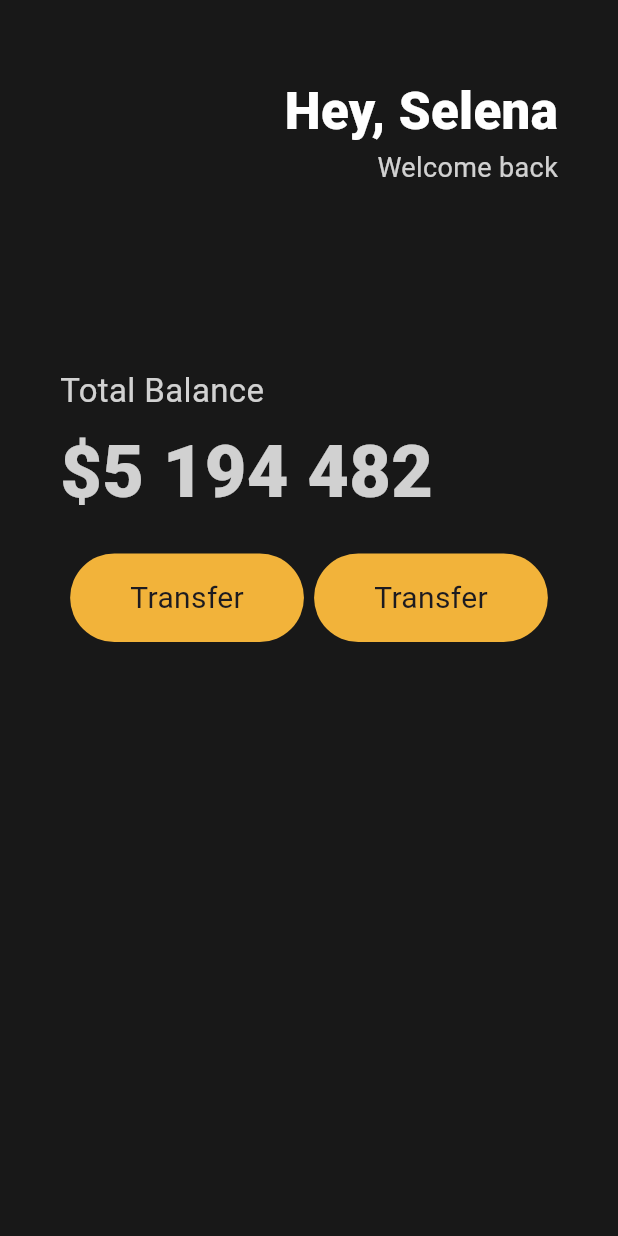
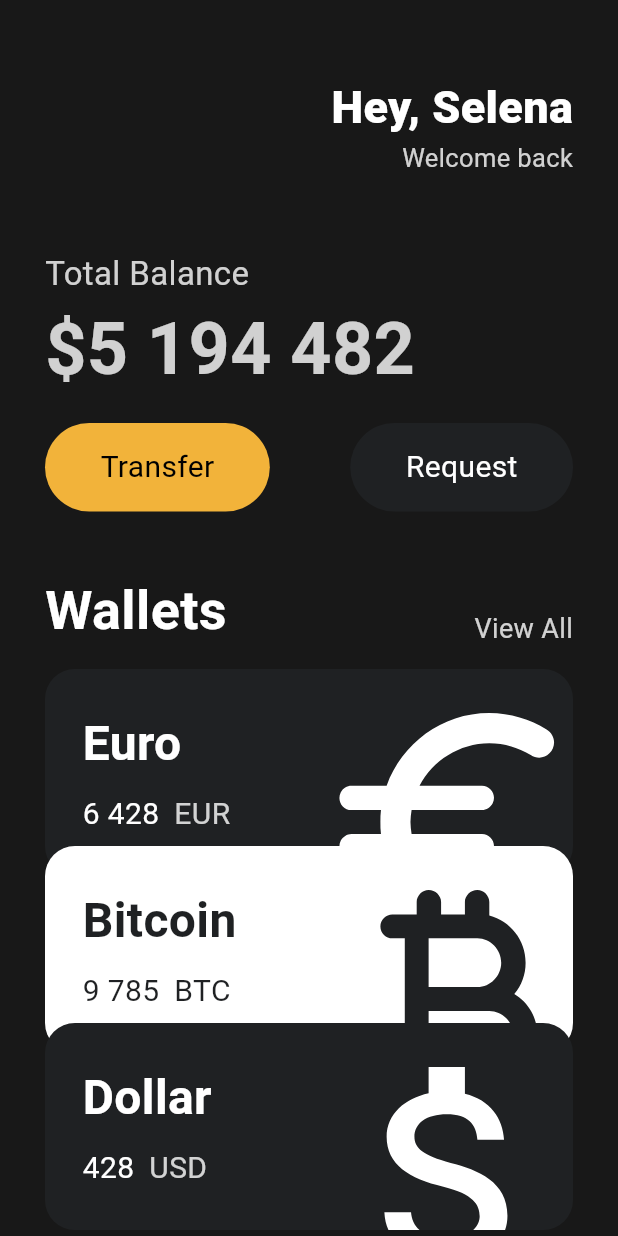
Before and after one commit to cho4u4o/flutter_basics, a Flutter app: the screen it shows after launch, on a phone screen of 412 x 824 dp. Run offline on Flutter 3.47's test engine with Material 3 defaults, Android fonts, the phone set to English and light mode, and no system bars; our stand-ins replace webview_flutter.

Commit message:
240228 walletAPP

```diff
--- a/wallet_app/analysis_options.yaml
+++ b/wallet_app/analysis_options.yaml
@@ -21,7 +21,6 @@ linter:
   # `// ignore_for_file: name_of_lint` syntax on the line or in the file
   # producing the lint.
   rules:
-    prefer_const_constructors: false
     # avoid_print: false  # Uncomment to disable the `avoid_print` rule
     # prefer_single_quotes: true  # Uncomment to enable the `prefer_single_quotes` rule
 
--- a/wallet_app/lib/main.dart
+++ b/wallet_app/lib/main.dart
@@ -1,24 +1,29 @@
 // ignore_for_file: prefer_const_literals_to_create_immutables
 
 import 'package:flutter/material.dart';
+import 'package:wallet_app/widgets/button.dart';
+import 'package:wallet_app/widgets/currency_card.dart';
 
 void main() {
-  runApp(App());
+  runApp(const App());
 }
 
-class App extends StatelessWidget{
+class App extends StatelessWidget {
+  const App({super.key});
+
   @override
   Widget build(BuildContext context) {
     return MaterialApp(
       debugShowCheckedModeBanner: false,
       home: Scaffold(
-        backgroundColor: Color(0xFF181818),
-        body: Padding(
-          padding: EdgeInsets.symmetric(horizontal: 40),
+        backgroundColor: const Color(0xFF181818),
+        body: SingleChildScrollView(
+          child: Padding(
+            padding: const EdgeInsets.symmetric(horizontal: 30),
             child: Column(
               crossAxisAlignment: CrossAxisAlignment.start,
               children: [
-              SizedBox(
+                const SizedBox(
                   height: 50,
                 ),
                 Row(
@@ -27,14 +32,73 @@ class App extends StatelessWidget{
                     Column(
                       crossAxisAlignment: CrossAxisAlignment.end,
                       children: [
-                      Text('Hey, Selena',
+                        const Text(
+                          'Hey, Selena',
                           style: TextStyle(
                             color: Colors.white,
-                          fontSize: 34,
+                            fontSize: 30,
                             fontWeight: FontWeight.w800,
                           ),
                         ),
-                      Text('Welcome back',
+                        Text(
+                          'Welcome back',
+                          style: TextStyle(
+                            color: Colors.white.withOpacity(0.8),
+                            fontSize: 17,
+                          ),
+                        ),
+                      ],
+                    ),
+                  ],
+                ),
+                const SizedBox(
+                  height: 50,
+                ),
+                Text(
+                  'Total Balance',
+                  style: TextStyle(
+                    fontSize: 22,
+                    color: Colors.white.withOpacity(0.8),
+                  ),
+                ),
+                Text(
+                  '\$5 194 482',
+                  style: TextStyle(
+                    fontSize: 48,
+                    color: Colors.white.withOpacity(0.8),
+                    fontWeight: FontWeight.w600,
+                  ),
+                ),
+                const SizedBox(
+                  height: 15,
+                ),
+                const Row(
+                  mainAxisAlignment: MainAxisAlignment.spaceBetween,
+                  children: [
+                    Button(
+                        text: "Transfer",
+                        backgroundColor: Color(0xFFF2B33A),
+                        textColor: Colors.black),
+                    Button(
+                        text: "Request",
+                        backgroundColor: Color(0xFF1F2123),
+                        textColor: Colors.white),
+                  ],
+                ),
+                const SizedBox(
+                  height: 40,
+                ),
+                Row(
+                  mainAxisAlignment: MainAxisAlignment.spaceBetween,
+                  crossAxisAlignment: CrossAxisAlignment.end,
+                  children: [
+                    const Text('Wallets',
+                        style: TextStyle(
+                            color: Colors.white,
+                            fontSize: 36,
+                            fontWeight: FontWeight.w600)),
+                    Text(
+                      'View All',
                       style: TextStyle(
                         color: Colors.white.withOpacity(0.8),
                         fontSize: 18,
@@ -42,66 +106,34 @@ class App extends StatelessWidget{
                     ),
                   ],
                 ),
+                const SizedBox(
+                  height: 14,
+                ),
+                const CurrencyCard(
+                  name: 'Euro',
+                  code: 'EUR',
+                  amount: '6 428',
+                  icon: Icons.euro_rounded,
+                  isInverted: false,
+                  order: 0,
+                ),
+                const CurrencyCard(
+                  name: 'Bitcoin',
+                  code: 'BTC',
+                  amount: '9 785',
+                  icon: Icons.currency_bitcoin_rounded,
+                  isInverted: true,
+                  order: 1,
+                ),
+                const CurrencyCard(
+                    name: 'Dollar',
+                    code: 'USD',
+                    amount: '428',
+                    icon: Icons.attach_money_outlined,
+                    isInverted: false,
+                    order: 2),
               ],
             ),
-              SizedBox(
-                height: 120,
-              ),
-              Text('Total Balance',
-                style: TextStyle(
-                  fontSize: 22,
-                  color: Colors.white.
-                  withOpacity(0.8),
-                ),
-              ),
-              SizedBox(
-                height: 4,
-              ),
-              Text('\$5 194 482',
-                style: TextStyle(
-                  fontSize: 48,
-                  color: Colors.white.
-                  withOpacity(0.8),
-                  fontWeight: FontWeight.w800,
-                ),
-              ),
-              SizedBox(
-                height: 20,
-              ),
-              Row(
-                mainAxisAlignment: MainAxisAlignment.spaceEvenly,
-                children: [
-                  Container(
-                    decoration: BoxDecoration(
-                      color: Color(0xFFF2B33A),
-                      borderRadius: BorderRadius.circular(45)
-                    ),
-                    child: Padding(
-                      padding: EdgeInsets.symmetric(vertical: 15, horizontal: 40),
-                      child: Text('Transfer',
-                      style: TextStyle(
-                        fontSize: 20,
-                        ),
-                      ),
-                    ),
-                  ),
-                  Container(
-                    decoration: BoxDecoration(
-                        color: Color(0xFFF2B33A),
-                        borderRadius: BorderRadius.circular(45)
-                    ),
-                    child: Padding(
-                      padding: EdgeInsets.symmetric(vertical: 15, horizontal: 40),
-                      child: Text('Transfer',
-                        style: TextStyle(
-                          fontSize: 20,
-                        ),
-                      ),
-                    ),
-                  )
-                ],
-              )
-            ],
           ),
         ),
       ),
--- /dev/null
+++ b/wallet_app/lib/widgets/button.dart
@@ -0,0 +1,32 @@
+import 'package:flutter/material.dart';
+
+class Button extends StatelessWidget {
+  final String text;
+  final Color backgroundColor;
+  final Color textColor;
+
+  const Button({
+    super.key,
+    required this.text,
+    required this.backgroundColor,
+    required this.textColor,
+  });
+
+  @override
+  Widget build(BuildContext context) {
+    return Container(
+      decoration: BoxDecoration(
+          color: backgroundColor, borderRadius: BorderRadius.circular(45)),
+      child: Padding(
+        padding: const EdgeInsets.symmetric(vertical: 15, horizontal: 37),
+        child: Text(
+          text,
+          style: TextStyle(
+            color: textColor,
+            fontSize: 20,
+          ),
+        ),
+      ),
+    );
+  }
+}
--- /dev/null
+++ b/wallet_app/lib/widgets/currency_card.dart
@@ -0,0 +1,88 @@
+import 'package:flutter/material.dart';
+
+class CurrencyCard extends StatelessWidget {
+  final String name, code, amount;
+  final IconData icon;
+  final bool isInverted;
+  final double order;
+  final _blackColor = const Color(0xFF1F2123);
+
+  const CurrencyCard(
+      {super.key,
+      required this.name,
+      required this.code,
+      required this.amount,
+      required this.icon,
+      required this.isInverted,
+      required this.order});
+
+  @override
+  Widget build(BuildContext context) {
+    return Transform.translate(
+      offset: Offset(0, -order * 20),
+      child: Container(
+        clipBehavior: Clip.hardEdge,
+        decoration: BoxDecoration(
+          color: isInverted ? Colors.white : _blackColor,
+          borderRadius: BorderRadius.circular(20),
+        ),
+        child: Padding(
+          padding: const EdgeInsets.all(25),
+          child: Row(
+            mainAxisAlignment: MainAxisAlignment.spaceBetween,
+            children: [
+              Column(
+                crossAxisAlignment: CrossAxisAlignment.start,
+                children: [
+                  Text(
+                    name,
+                    style: TextStyle(
+                      color: isInverted ? _blackColor : Colors.white,
+                      fontSize: 32,
+                      fontWeight: FontWeight.w600,
+                    ),
+                  ),
+                  const SizedBox(
+                    height: 10,
+                  ),
+                  Row(
+                    children: [
+                      Text(
+                        amount,
+                        style: TextStyle(
+                          color: isInverted ? _blackColor : Colors.white,
+                          fontSize: 20,
+                        ),
+                      ),
+                      const SizedBox(width: 10),
+                      Text(
+                        code,
+                        style: TextStyle(
+                          color: isInverted
+                              ? _blackColor
+                              : Colors.white.withOpacity(0.8),
+                          fontSize: 20,
+                        ),
+                      ),
+                    ],
+                  ),
+                ],
+              ),
+              Transform.scale(
+                scale: 2.2,
+                child: Transform.translate(
+                  offset: const Offset(-5, 15),
+                  child: Icon(
+                    icon,
+                    color: isInverted ? _blackColor : Colors.white,
+                    size: 88,
+                  ),
+                ),
+              ),
+            ],
+          ),
+        ),
+      ),
+    );
+  }
+}
```
Lines whose indentation alone changed are shown as unchanged.
